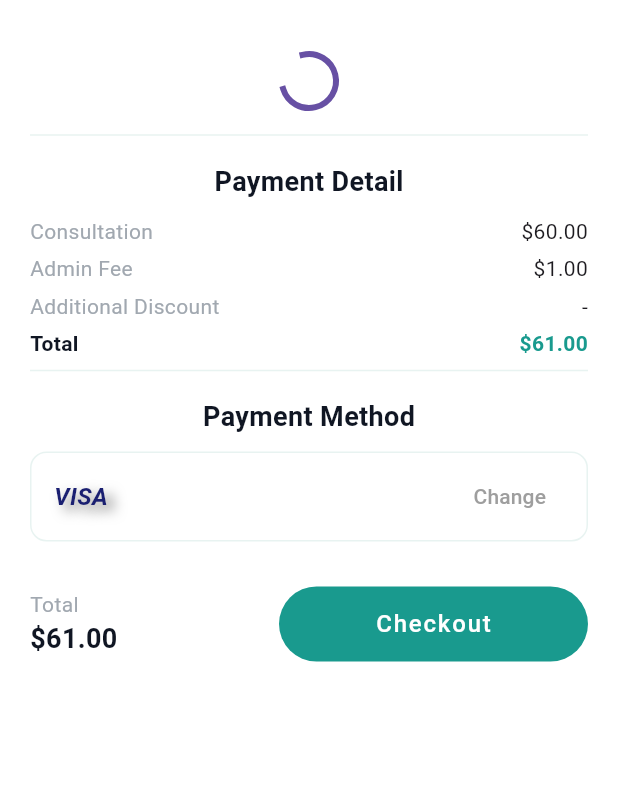
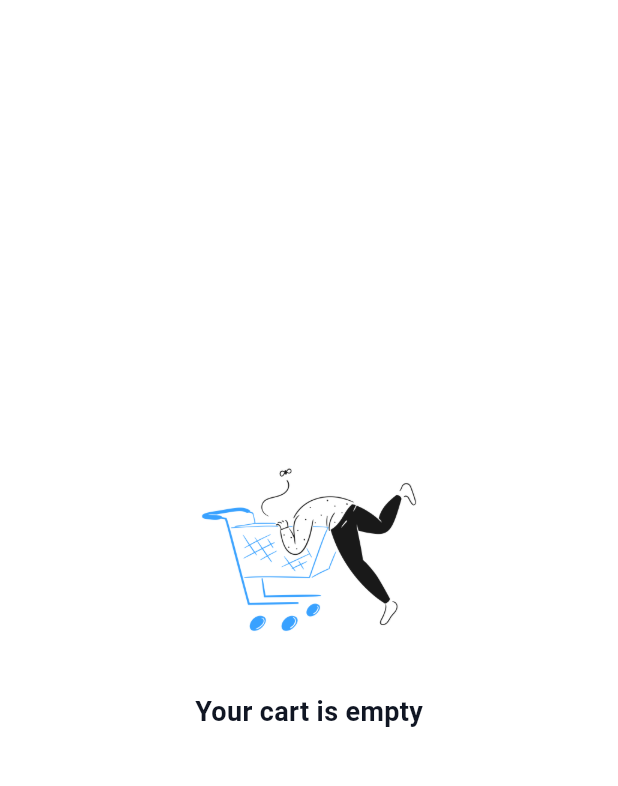
Before and after one commit to PriyankaMakwana810/medics, a Flutter app: the MyCartView screen opened by its route, on a phone screen of 412 x 824 dp, the part 60-846 px from its top. Run offline on Flutter 3.47's test engine with Material 3 defaults, Android fonts, the light colour scheme and no system bars; our stand-ins replace connectivity_plus, flutter_rating_bar, flutter_svg, get, introduction_screen and 3 more; missing offline and left inert: dart:ffi; accounts and stored records are empty.

Commit message:
- empty cart fixes - card view changes

```diff
--- a/lib/config/app_assets.dart
+++ b/lib/config/app_assets.dart
@@ -11,6 +11,8 @@ abstract class AppAssets {
   static const drStefi = 'assets/images/dr_stefi.png';
   static const drGerty = 'assets/images/dr_gerty.png';
   static const drDiandra = 'assets/images/dr_diandra.png';
+
+  static const emptyCart = 'assets/images/empty_cart.png';
 }
 
 abstract class SVGAssets {
--- a/lib/database/database_helper.dart
+++ b/lib/database/database_helper.dart
@@ -34,4 +34,9 @@ class DatabaseHelper {
     db.rawUpdate(
         "UPDATE $_tableCart SET  items = '$quantity' WHERE id = '$id'");
   }
+
+  Future<int> deleteFromCart(int id) async {
+    Database db = await _getDatabase();
+    return db.rawDelete("DELETE FROM $_tableCart  WHERE id = '$id'");
+  }
 }
--- a/lib/views/top_doctors/drug_details_view.dart
+++ b/lib/views/top_doctors/drug_details_view.dart
@@ -32,6 +32,7 @@ class DrugDetailsView extends StatelessWidget {
           IconButton(
             icon: const Icon(Icons.shopping_cart_outlined),
             onPressed: () {
+              Get.toNamed(Routes.my_cart);
               // Handle more options tap
             },
           ),
@@ -150,7 +151,7 @@ class DrugDetailsView extends StatelessWidget {
                     trimCollapsedText: 'Read more',
                     trimExpandedText: 'Read less',
                     style: TextStyle(
-                      fontSize: 12.0,
+                      fontSize: 14.0,
                       color: Colors.grey,
                     ),
                   ),
@@ -177,7 +178,8 @@ class DrugDetailsView extends StatelessWidget {
                   child: CustomFilledButton(
                     label: AppStrings.buy_now,
                     onPressed: () {
-                      var id = controller.addItemToCart(medicine, controller.quantity.value);
+                      var id = controller.addItemToCart(
+                          medicine, controller.quantity.value);
                       print('$id $medicine');
                       Get.toNamed(Routes.my_cart);
                     },
--- a/lib/views/top_doctors/my_cart_view.dart
+++ b/lib/views/top_doctors/my_cart_view.dart
@@ -1,19 +1,19 @@
 import 'package:flutter/material.dart';
 import 'package:get/get.dart';
+import 'package:medics/config/app_assets.dart';
 import 'package:medics/controller/cart_controller.dart';
 import 'package:medics/models/medicine.dart';
-import 'package:medics/views/home/home_controller.dart';
+import 'package:medics/utils/utility.dart';
 
 import '../../../styles/color_constants.dart';
 import '../../../styles/text_style.dart';
 import '../../config/app_dimention.dart';
 import '../../custom_widgets/custom_dialogs.dart';
+import '../../routes/app_pages.dart';
 
 class MyCartView extends StatelessWidget {
   MyCartView({super.key});
 
-  // final Medicine medicine = Get.arguments as Medicine;
-  final HomeController controller = Get.find();
   final CartController cartController = Get.put(CartController());
 
   @override
@@ -30,31 +30,60 @@ class MyCartView extends StatelessWidget {
       backgroundColor: whiteColor,
       body: Padding(
         padding: const EdgeInsets.all(20.0),
+        child: Obx(() {
+          if (cartController.medicines.isEmpty) {
+            // return const Center(child: CircularProgressIndicator());
+            return Center(
               child: Column(
+                mainAxisAlignment: MainAxisAlignment.center,
                 children: [
-            Obx(() {
-              if (cartController.medicines.isEmpty) {
-                return const Center(child: CircularProgressIndicator());
+                  Image.asset(AppAssets.emptyCart, width: 150, height: 150),
+                  SizedBox(height: 20),
+                  const Text(
+                    'Your cart is empty',
+                    style: TextStyle(
+                        fontSize: 18,
+                        color: textColor,
+                        fontWeight: FontWeight.bold),
+                  ),
+                ],
+              ),
+            );
           }
-              return Expanded(
-                child: ListView.builder(
+          return SingleChildScrollView(
+            child: Column(
+              crossAxisAlignment: CrossAxisAlignment.start,
+              children: [
+                ListView.builder(
+                  physics: const NeverScrollableScrollPhysics(),
+                  shrinkWrap: true,
                   itemCount: cartController.medicines.length,
                   itemBuilder: (context, index) {
                     final medicine = cartController.medicines[index];
                     return Padding(
-                      padding: EdgeInsets.all(8),
-                      child: _buildCartView(medicine, onTap: () {
-                        /*Get.toNamed(Routes.doctor_detail,
-                            arguments: controller.doctors[index]);*/
-                      }),
+                      padding: const EdgeInsets.symmetric(vertical: 8.0),
+                      child: _buildCartView(
+                        medicine,
+                        onDeleteTap: () async {
+                          bool success =
+                              await cartController.deleteItemFromCart(medicine);
+                          if (success) {
+                            Utility.snackBar(
+                                'Item deleted successfully', context);
+                          } else {
+                            Utility.snackBar('Failed to delete item', context);
+                          }
+                          // Handle delete
+                        },
+                      ),
                     );
                   },
                 ),
-              );
-            }),
-            const SizedBox(height: 10),
-            const Divider(color: colorSecondary),
-            const SizedBox(height: 10),
+                const SizedBox(height: 20),
+                Obx(() {
+                  return Column(
+                    crossAxisAlignment: CrossAxisAlignment.start,
+                    children: [
                       const Text(
                         'Payment Detail',
                         style: TextStyle(
@@ -63,31 +92,24 @@ class MyCartView extends StatelessWidget {
                             color: textColor),
                       ),
                       const SizedBox(height: 10),
-            const Row(
+                      Row(
                         mainAxisAlignment: MainAxisAlignment.spaceBetween,
                         children: [
-                Text('Consultation', style: AppTextStyles.tableRow1),
-                Text('\$60.00'),
+                          Text('Subtotal', style: AppTextStyles.tableRow1),
+                          Text(
+                              '\$${cartController.totalSum.value.toStringAsFixed(2)}'),
                         ],
                       ),
                       const SizedBox(height: 5),
                       const Row(
                         mainAxisAlignment: MainAxisAlignment.spaceBetween,
                         children: [
-                Text('Admin Fee', style: AppTextStyles.tableRow1),
+                          Text('Taxes', style: AppTextStyles.tableRow1),
                           Text('\$1.00'),
                         ],
                       ),
                       const SizedBox(height: 5),
-            const Row(
-              mainAxisAlignment: MainAxisAlignment.spaceBetween,
-              children: [
-                Text('Additional Discount', style: AppTextStyles.tableRow1),
-                Text('-'),
-              ],
-            ),
-            const SizedBox(height: 5),
-            const Row(
+                      Row(
                         mainAxisAlignment: MainAxisAlignment.spaceBetween,
                         children: [
                           Text('Total',
@@ -96,7 +118,7 @@ class MyCartView extends StatelessWidget {
                                   color: textColor,
                                   fontWeight: FontWeight.w600)),
                           Text(
-                  '\$61.00',
+                            '\$${(cartController.totalSum.value + 1.0).toStringAsFixed(2)}',
                             style: TextStyle(
                                 fontSize: 14.0,
                                 color: colorPrimary,
@@ -115,8 +137,8 @@ class MyCartView extends StatelessWidget {
                           borderRadius: BorderRadius.circular(11),
                           border: Border.all(color: colorSecondary, width: 1),
                         ),
-              padding: const EdgeInsets.only(
-                  left: 15.0, right: 15.0, top: 5.0, bottom: 5.0),
+                        padding: const EdgeInsets.symmetric(
+                            horizontal: 15.0, vertical: 5.0),
                         child: Row(
                           mainAxisAlignment: MainAxisAlignment.spaceBetween,
                           children: [
@@ -148,21 +170,40 @@ class MyCartView extends StatelessWidget {
                           ],
                         ),
                       ),
-            const SizedBox(height: 30),
-            Row(
+                      const SizedBox(height: 80),
+                      // Additional space to avoid overlap
+                    ],
+                  );
+                }),
+              ],
+            ),
+          );
+        }),
+      ),
+      bottomNavigationBar: Obx(() {
+        if (cartController.medicines.isNotEmpty) {
+          // return const Center(child: CircularProgressIndicator());
+          return Container(
+            padding: EdgeInsets.symmetric(horizontal: 20, vertical: 10),
+            height: 70,
+            child: Row(
               mainAxisAlignment: MainAxisAlignment.spaceBetween,
               children: [
-                const Column(
+                Column(
                     mainAxisAlignment: MainAxisAlignment.start,
                     crossAxisAlignment: CrossAxisAlignment.start,
                     children: [
-                      Text('Total', style: AppTextStyles.tableRow1),
-                      Text(
-                        '\$61.00',
-                        style: TextStyle(
+                      const Text('Total', style: AppTextStyles.tableRow1),
+                      Obx(
+                        () {
+                          return Text(
+                            '\$${(cartController.totalSum.value + 1.0).toStringAsFixed(2)}',
+                            style: const TextStyle(
                                 fontSize: 18.0,
                                 color: textColor,
                                 fontWeight: FontWeight.w600),
+                          );
+                        },
                       ),
                     ]),
                 InkWell(
@@ -176,7 +217,8 @@ class MyCartView extends StatelessWidget {
                               'Your payment has been successful, you can have a consultation session with your trusted doctor',
                           buttonText: 'Back to Home',
                           onPressed: () {
-                            // controller.onHomeClick();
+                            Get.offAllNamed(Routes.home);
+                            // Handle navigation back to home
                           },
                         );
                       },
@@ -203,17 +245,17 @@ class MyCartView extends StatelessWidget {
                   ),
                 )
               ],
-            )
-          ],
-        ),
             ),
           );
         }
+        return Text('');
+      }),
+    );
+  }
 
-  Widget _buildCartView(Medicine medicine, {required Function() onTap}) {
-    return InkWell(
-      onTap: () => onTap(),
-      child: Container(
+  Widget _buildCartView(Medicine medicine,
+      {required VoidCallback onDeleteTap}) {
+    return Container(
       decoration: BoxDecoration(
           color: Colors.white,
           borderRadius: BorderRadius.circular(16),
@@ -226,9 +268,9 @@ class MyCartView extends StatelessWidget {
             ClipRRect(
               borderRadius: BorderRadius.circular(8),
               child: Image.asset(medicine.image,
-                    width: 100, height: 100, fit: BoxFit.cover),
+                  width: 75, height: 75, fit: BoxFit.cover),
             ),
-              SizedBox(width: 16),
+            const SizedBox(width: 16),
             Expanded(
               child: Column(
                 crossAxisAlignment: CrossAxisAlignment.start,
@@ -254,21 +296,21 @@ class MyCartView extends StatelessWidget {
                         ],
                       ),
                       IconButton(
-                            onPressed: () {},
+                          onPressed: () => onDeleteTap(),
                           icon: Icon(
                             Icons.delete_outline,
                             color: colorGray,
                           ))
                     ],
                   ),
-                    SizedBox(height: 10,),
+                  const SizedBox(height: 10),
                   Row(
                     mainAxisAlignment: MainAxisAlignment.start,
                     crossAxisAlignment: CrossAxisAlignment.center,
                     children: [
                       IconButton(
                           onPressed: () {
-                              // controller.decrementQuantity();
+                            // Handle decrement
                           },
                           icon: const Icon(
                             Icons.remove,
@@ -279,23 +321,21 @@ class MyCartView extends StatelessWidget {
                           style: AppTextStyles.mediumTextStyle),
                       IconButton(
                           onPressed: () {
-                              // controller.incrementQuantity();
+                            // Handle increment
                           },
                           icon: Icon(Icons.add_box, color: colorPrimary),
                           iconSize: 24),
-                        Spacer(),
+                      const Spacer(),
                       Text('\$ ${medicine.price}',
                           style: AppTextStyles.mediumTextStyle),
                     ],
                   ),
-
                 ],
               ),
             ),
           ],
         ),
       ),
-      ),
     );
   }
 }
```
Also changed, not shown: lib/controller/cart_controller.dart (+19 -20 lines), lib/views/home/home_widgets.dart (+4 -3 lines), assets/images/empty_cart.png (added). Lines whose indentation alone changed are shown as unchanged.
